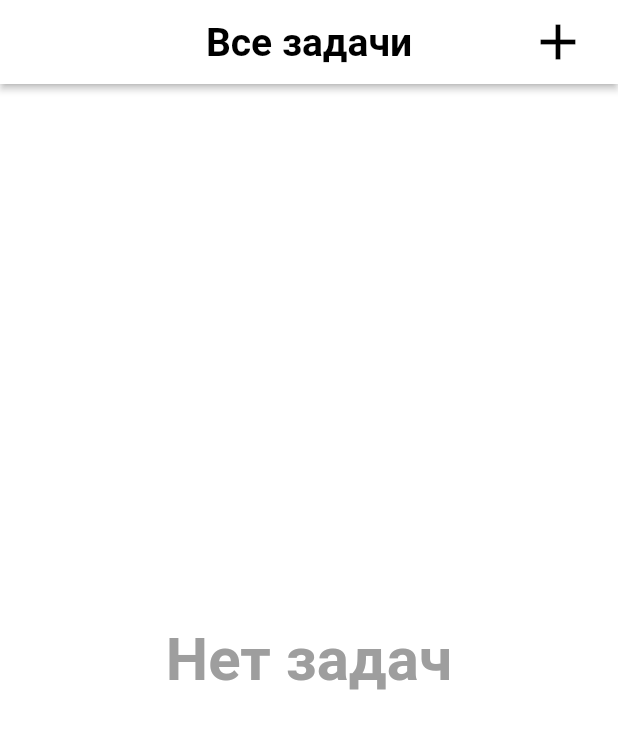
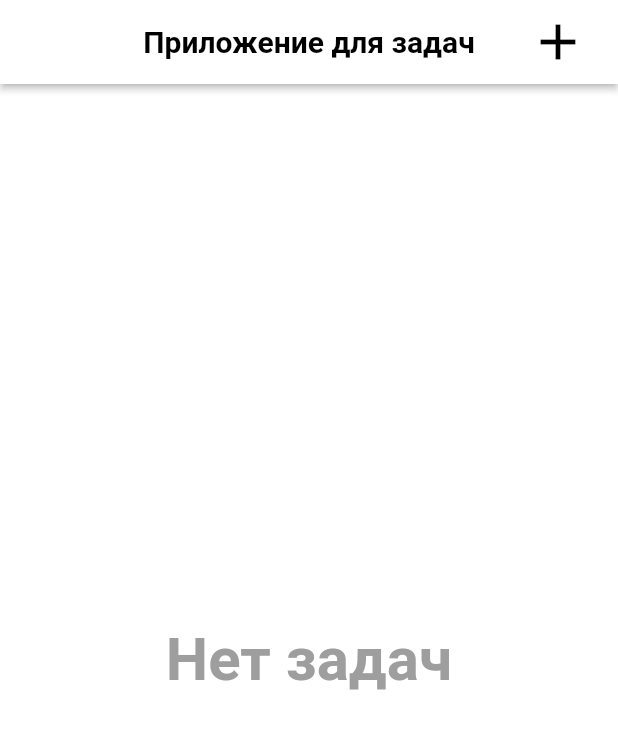
Before and after one commit to VadimKV44/to_do_fojin, a Flutter app: the screen it shows after launch, on a phone screen of 412 x 824 dp. Shown: the top 729 px of the screen. Run offline on Flutter 3.47's test engine with Material 2 defaults, Android fonts, the phone set to English and light mode, and no system bars; our stand-ins replace bloc, flutter_bloc, flutter_local_notifications, hive, hive_flutter, image_picker and 1 more; missing offline and left inert: omni_datetime_picker; accounts and stored records are empty.

Commit message:
Add animation when scrolling (#11)
* Add ability to attach a photo to todo

* Rebase disable_screen_rotation to main

* Add animation when scrolling

```diff
--- a/lib/consts/strings.dart
+++ b/lib/consts/strings.dart
@@ -1,4 +1,5 @@
 class Strings {
+  static const String appForYourTodo = "Приложение для задач";
   static const String allTasks = "Все задачи";
   static const String noTasks = "Нет задач";
   static const String creatingTask = "Создание задачи";
--- a/lib/screens/home_screen.dart
+++ b/lib/screens/home_screen.dart
@@ -1,4 +1,5 @@
 import 'package:flutter/material.dart';
+import 'package:flutter/rendering.dart';
 import 'package:flutter_bloc/flutter_bloc.dart';
 import 'package:flutter_staggered_grid_view/flutter_staggered_grid_view.dart';
 import 'package:to_do_fojin/bloc/tasks_cubit/tasks_cubit.dart';
@@ -21,8 +22,8 @@ class HomeScreen extends StatefulWidget {
 class _HomeScreenState extends State<HomeScreen> {
   @override
   void initState() {
+    super.initState();
     BlocProvider.of<TasksCubit>(context).readFromTaskBox();
-    super.initState();
   }
 
   @override
@@ -35,8 +36,8 @@ class _HomeScreenState extends State<HomeScreen> {
             elevation: 2,
             backgroundColor: MainColors.kWhiteColor1,
             title: Text(
-              Strings.allTasks,
-              style: MainStyles.kBlackColor1W700(26.0),
+              Strings.appForYourTodo,
+              style: MainStyles.kBlackColor1W700(20.0),
             ),
             centerTitle: true,
             actions: [
@@ -57,7 +58,27 @@ class _HomeScreenState extends State<HomeScreen> {
           ),
           body: SafeArea(
             child: BlocProvider.of<TasksCubit>(context).tasks.isNotEmpty
-                ? MasonryGridView.count(
+                ? CustomScrollView(
+                    slivers: [
+                      SliverAppBar(
+                        flexibleSpace: FlexibleSpaceBar(
+                          centerTitle: true,
+                          titlePadding: const EdgeInsets.only(top: 1.0, bottom: 10.0),
+                          title: Text(
+                            Strings.allTasks,
+                            style: MainStyles.kBlackColor1W700(40.0),
+                          ),
+                        ),
+                        expandedHeight: 100.0,
+                        elevation: 0,
+                        backgroundColor: MainColors.kWhiteColor1,
+                        centerTitle: true,
+                        floating: true,
+                        pinned: true,
+                      ),
+                      SliverToBoxAdapter(
+                        child: MasonryGridView.count(
+                          shrinkWrap: true,
                           physics: const NeverScrollableScrollPhysics(),
                           padding: const EdgeInsets.symmetric(horizontal: 24.0),
                           mainAxisSpacing: 0.0,
@@ -84,6 +105,9 @@ class _HomeScreenState extends State<HomeScreen> {
                               },
                             );
                           },
+                        ),
+                      ),
+                    ],
                   )
                 : Center(
                     child: Text(
```
Lines whose indentation alone changed are shown as unchanged.
